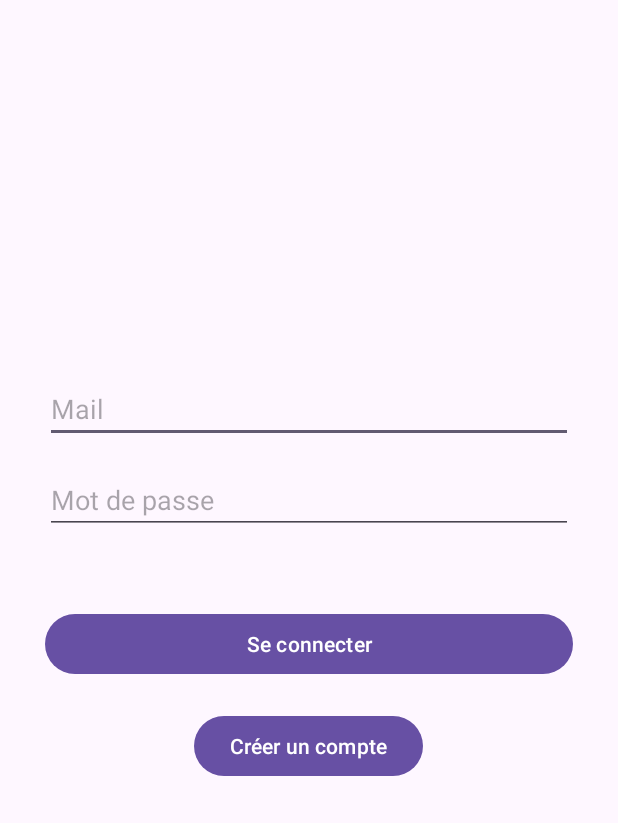
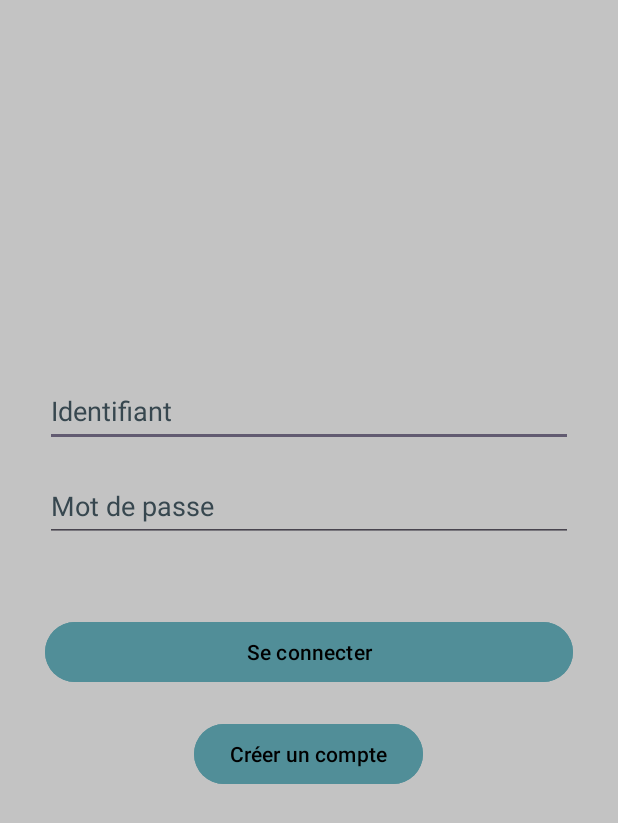
Before and after one commit to Patateon/Projet-Programmation-Mobile, an Android app: the layout activity_login.xml on its own in the app's theme, with its tools: preview values and no code run, on a phone screen of 412 x 824 dp. Shown: the top 823 px of the screen. Run offline under Robolectric (Android 15) with nearby library versions, the phone set to English and light mode, and no system bars.

Commit message:
minor changes

```diff
--- a/app/src/main/java/com/main/projet_programmation_mobile/activity/DrawingView.java
+++ b/app/src/main/java/com/main/projet_programmation_mobile/activity/DrawingView.java
@@ -119,4 +119,8 @@ public class DrawingView extends View {
         currentThickness = thickness;
         drawPaint.setStrokeWidth(thickness);
     }
+
+    public boolean isErasing() {
+        return isErasing;
+    }
 }
--- a/app/src/main/res/layout/activity_login.xml
+++ b/app/src/main/res/layout/activity_login.xml
@@ -1,7 +1,8 @@
 <?xml version="1.0" encoding="utf-8"?>
 <RelativeLayout xmlns:android="http://schemas.android.com/apk/res/android"
     android:layout_width="match_parent"
-    android:layout_height="match_parent">
+    android:layout_height="match_parent"
+    android:background="@color/white_background">
 
     <EditText
         android:id="@+id/editTextMail"
@@ -10,8 +11,11 @@
         android:layout_marginStart="30dp"
         android:layout_marginTop="250dp"
         android:layout_marginEnd="30dp"
-        android:hint="Mail"
-        android:inputType="text" />
+        android:autofillHints=""
+        android:hint="@string/identifiant"
+        android:inputType="text"
+        android:minHeight="48dp"
+        android:textColorHint="#37474F" />
 
     <EditText
         android:id="@+id/editTextPassword"
@@ -21,8 +25,11 @@
         android:layout_marginStart="30dp"
         android:layout_marginTop="15dp"
         android:layout_marginEnd="30dp"
-        android:hint="Mot de passe"
-        android:inputType="textPassword" />
+        android:autofillHints=""
+        android:hint="@string/mot_de_passe"
+        android:inputType="textPassword"
+        android:minHeight="48dp"
+        android:textColorHint="#37474F" />
 
 
     <Button
@@ -33,7 +40,9 @@
         android:layout_marginStart="30dp"
         android:layout_marginTop="49dp"
         android:layout_marginEnd="30dp"
-        android:text="Se connecter" />
+        android:backgroundTint="@color/blue_button"
+        android:text="@string/se_connecter"
+        android:textColor="#000000" />
 
     <Button
         android:id="@+id/buttonSignUp"
@@ -42,6 +51,8 @@
         android:layout_below="@id/buttonLogin"
         android:layout_centerHorizontal="true"
         android:layout_marginTop="20dp"
-        android:text="Créer un compte" />
+        android:backgroundTint="@color/blue_button"
+        android:text="@string/cr_er_un_compte"
+        android:textColor="#000000" />
 
 </RelativeLayout>
--- a/app/src/main/res/layout/draw_main.xml
+++ b/app/src/main/res/layout/draw_main.xml
@@ -82,6 +82,7 @@
             android:src="@drawable/eraserimage"
             android:contentDescription="@string/rubberbutton"
             android:background="@android:color/transparent"
+            android:backgroundTint="@color/white"
             android:scaleType="fitCenter" />
 
 
--- a/app/src/main/res/layout/mainmenu_main.xml
+++ b/app/src/main/res/layout/mainmenu_main.xml
@@ -66,7 +66,7 @@
                 android:fontFamily="monospace"
                 android:text="@string/create_canvas"
                 android:textAlignment="center"
-                android:textColor="#FFFFFF"
+                android:textColor="#000000"
                 android:textSize="20sp"
                 android:textStyle="bold"
                 app:layout_constraintBottom_toBottomOf="parent"
@@ -100,6 +100,8 @@
                         android:layout_width="wrap_content"
                         android:layout_height="wrap_content"
                         android:text="@string/canvas_1_test"
+                        android:textColor="#000000"
+                        android:backgroundTint="@color/blue_button"
                         app:layout_constraintBottom_toBottomOf="parent"
                         app:layout_constraintEnd_toEndOf="parent"
                         app:layout_constraintStart_toStartOf="parent"
--- a/app/src/main/res/values/strings.xml
+++ b/app/src/main/res/values/strings.xml
@@ -24,4 +24,8 @@
     <string name="cleanbutton">cleanButton</string>
     <string name="colorpicker">colorPicker</string>
     <string name="rubberbutton">rubberButton</string>
+    <string name="identifiant">Identifiant</string>
+    <string name="mot_de_passe">Mot de passe</string>
+    <string name="se_connecter">Se connecter</string>
+    <string name="cr_er_un_compte">Créer un compte</string>
 </resources>
```
Also changed, not shown: app/src/main/java/com/main/projet_programmation_mobile/activity/DrawActivity.java (+4 -3 lines), app/src/main/java/com/main/projet_programmation_mobile/activity/MainMenuActivity.java (+16 -2 lines), app/src/main/java/com/main/projet_programmation_mobile/databases/DatabaseUserManager.java (+3 -5 lines).
